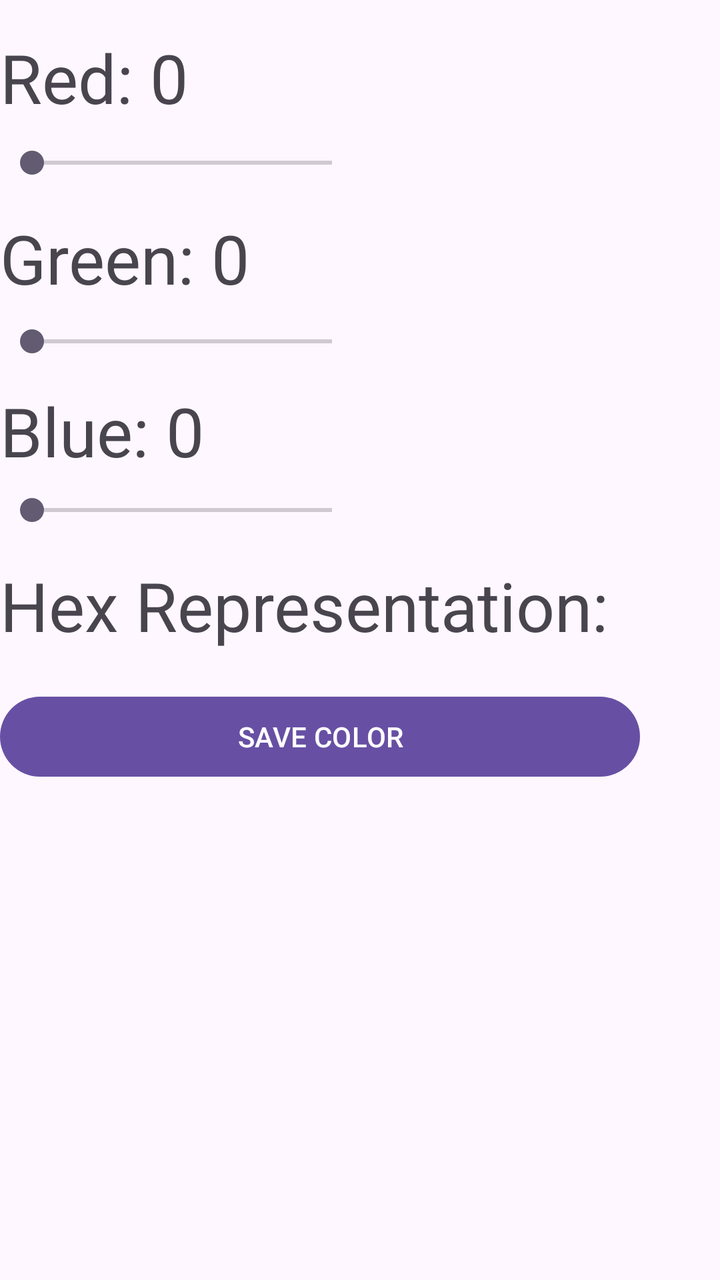
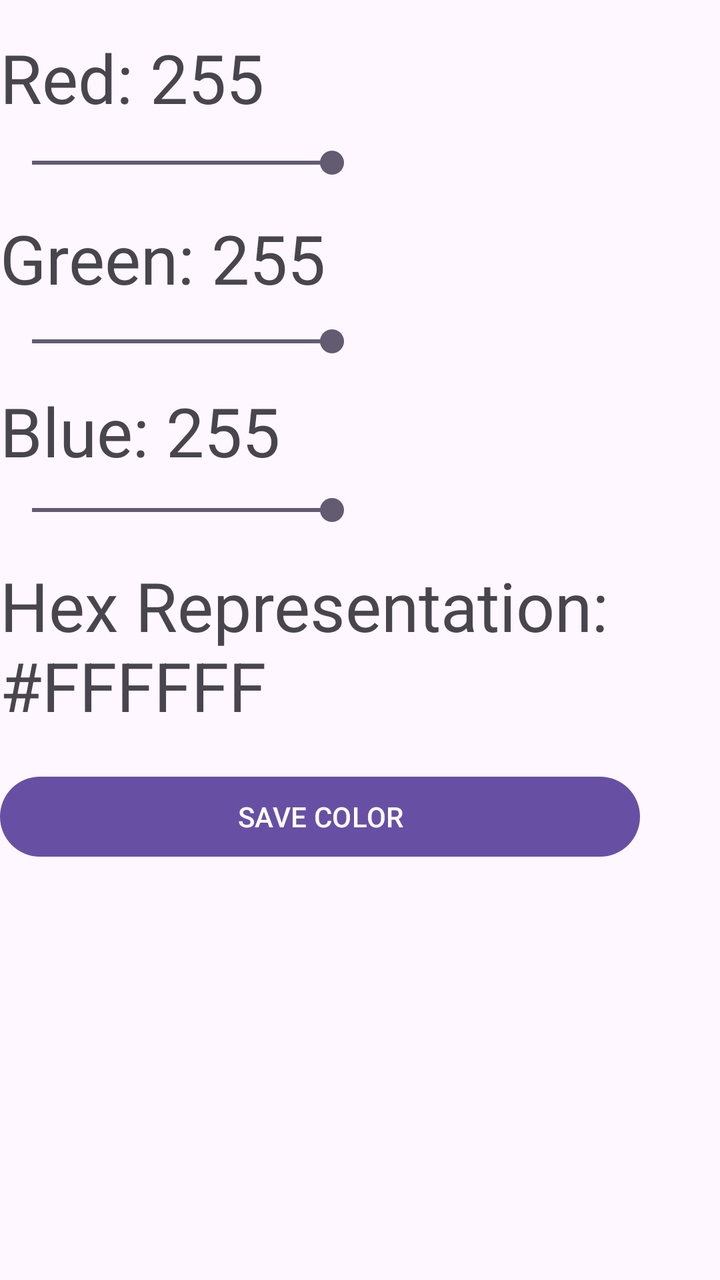

Two renders of the same Android screen: before a commit and after it. Below are the layout's source before the change and the commit's diff.
<!-- AndroidManifest.xml: application theme Theme.Homework01_Program1 -->
<!-- res/layout/activity_main.xml -->
<?xml version="1.0" encoding="utf-8"?>
<androidx.constraintlayout.widget.ConstraintLayout xmlns:android="http://schemas.android.com/apk/res/android"
    xmlns:app="http://schemas.android.com/apk/res-auto"
    xmlns:tools="http://schemas.android.com/tools"
    android:id="@+id/main"
    android:layout_width="match_parent"
    android:layout_height="match_parent"
    tools:context=".MainActivity">

    <TextView
        android:id="@+id/tv_v_hexNum"
        android:layout_width="wrap_content"
        android:layout_height="wrap_content"
        android:layout_marginBottom="19dp"
        android:text="Hex Representation:"
        android:textSize="34sp"
        app:layout_constraintBottom_toTopOf="@+id/btn_v_saveColor"
        app:layout_constraintStart_toStartOf="parent"
        app:layout_constraintTop_toBottomOf="@+id/sb_v_blue" />

    <SeekBar
        android:id="@+id/sb_v_blue"
        android:layout_width="182dp"
        android:layout_height="wrap_content"
        android:layout_marginBottom="16dp"
        app:layout_constraintBottom_toTopOf="@+id/tv_v_hexNum"
        app:layout_constraintStart_toStartOf="parent"
        app:layout_constraintTop_toBottomOf="@+id/tv_v_blue"
        tools:visibility="visible" />

    <SeekBar
        android:id="@+id/sb_v_green"
        android:layout_width="182dp"
        android:layout_height="wrap_content"
        android:layout_marginBottom="13dp"
        app:layout_constraintBottom_toTopOf="@+id/tv_v_blue"
        app:layout_constraintEnd_toEndOf="@+id/sb_v_blue"
        app:layout_constraintStart_toStartOf="parent"
        app:layout_constraintTop_toBottomOf="@+id/tv_v_green"
        tools:visibility="visible" />

    <SeekBar
        android:id="@+id/sb_v_red"
        android:layout_width="182dp"
        android:layout_height="wrap_content"
        android:layout_marginBottom="16dp"
        android:max="255"
        app:layout_constraintBottom_toTopOf="@+id/tv_v_green"
        app:layout_constraintEnd_toEndOf="@+id/sb_v_green"
        app:layout_constraintStart_toStartOf="parent"
        app:layout_constraintTop_toBottomOf="@+id/tv_v_red"
        tools:visibility="visible" />

    <TextView
        android:id="@+id/tv_v_red"
        android:layout_width="wrap_content"
        android:layout_height="wrap_content"
        android:layout_marginTop="16dp"
        android:layout_marginBottom="11dp"
        android:text="Red: 0"
        android:textSize="34sp"
        app:layout_constraintBottom_toTopOf="@+id/sb_v_red"
        app:layout_constraintStart_toStartOf="parent"
        app:layout_constraintTop_toTopOf="parent" />

    <TextView
        android:id="@+id/tv_v_green"
        android:layout_width="wrap_content"
        android:layout_height="wrap_content"
        android:layout_marginBottom="10dp"
        android:text="Green: 0"
        android:textSize="34sp"
        app:layout_constraintBottom_toTopOf="@+id/sb_v_green"
        app:layout_constraintStart_toStartOf="parent"
        app:layout_constraintTop_toBottomOf="@+id/sb_v_red" />

    <TextView
        android:id="@+id/tv_v_blue"
        android:layout_width="wrap_content"
        android:layout_height="wrap_content"
        android:layout_marginBottom="8dp"
        android:text="Blue: 0"
        android:textSize="34sp"
        app:layout_constraintBottom_toTopOf="@+id/sb_v_blue"
        app:layout_constraintStart_toStartOf="parent"
        app:layout_constraintTop_toBottomOf="@+id/sb_v_green" />

    <Button
        android:id="@+id/btn_v_saveColor"
        android:layout_width="320dp"
        android:layout_height="wrap_content"
        android:layout_marginBottom="8dp"
        android:text="SAVE COLOR"
        app:layout_constraintBottom_toTopOf="@+id/lv_v_listOfColors"
        app:layout_constraintStart_toStartOf="parent"
        app:layout_constraintTop_toBottomOf="@+id/tv_v_hexNum" />

    <ListView
        android:id="@+id/lv_v_listOfColors"
        android:layout_width="0dp"
        android:layout_height="0dp"
        android:layout_marginBottom="3dp"
        app:layout_constraintBottom_toBottomOf="parent"
        app:layout_constraintEnd_toEndOf="parent"
        app:layout_constraintStart_toStartOf="parent"
        app:layout_constraintTop_toBottomOf="@+id/btn_v_saveColor" />

</androidx.constraintlayout.widget.ConstraintLayout>
<!-- resources referenced by this layout -->
<resources>
  <style name="Theme.Homework01_Program1" parent="Base.Theme.Homework01_Program1" />
  <style name="Base.Theme.Homework01_Program1" parent="Theme.Material3.DayNight.NoActionBar">
          
          
      </style>
</resources>

<!-- the commit's change to res/layout/activity_main.xml (unified diff, before → after) -->
@@ -12,7 +12,7 @@
         android:layout_width="wrap_content"
         android:layout_height="wrap_content"
         android:layout_marginBottom="19dp"
-        android:text="Hex Representation:"
+        android:text="Hex Representation: #FFFFFF"
         android:textSize="34sp"
         app:layout_constraintBottom_toTopOf="@+id/btn_v_saveColor"
         app:layout_constraintStart_toStartOf="parent"
@@ -23,6 +23,7 @@
         android:layout_width="182dp"
         android:layout_height="wrap_content"
         android:layout_marginBottom="16dp"
+        android:progress="255"
         app:layout_constraintBottom_toTopOf="@+id/tv_v_hexNum"
         app:layout_constraintStart_toStartOf="parent"
         app:layout_constraintTop_toBottomOf="@+id/tv_v_blue"
@@ -33,6 +34,7 @@
         android:layout_width="182dp"
         android:layout_height="wrap_content"
         android:layout_marginBottom="13dp"
+        android:progress="255"
         app:layout_constraintBottom_toTopOf="@+id/tv_v_blue"
         app:layout_constraintEnd_toEndOf="@+id/sb_v_blue"
         app:layout_constraintStart_toStartOf="parent"
@@ -45,6 +47,7 @@
         android:layout_height="wrap_content"
         android:layout_marginBottom="16dp"
         android:max="255"
+        android:progress="255"
         app:layout_constraintBottom_toTopOf="@+id/tv_v_green"
         app:layout_constraintEnd_toEndOf="@+id/sb_v_green"
         app:layout_constraintStart_toStartOf="parent"
@@ -57,7 +60,7 @@
         android:layout_height="wrap_content"
         android:layout_marginTop="16dp"
         android:layout_marginBottom="11dp"
-        android:text="Red: 0"
+        android:text="Red: 255"
         android:textSize="34sp"
         app:layout_constraintBottom_toTopOf="@+id/sb_v_red"
         app:layout_constraintStart_toStartOf="parent"
@@ -68,7 +71,7 @@
         android:layout_width="wrap_content"
         android:layout_height="wrap_content"
         android:layout_marginBottom="10dp"
-        android:text="Green: 0"
+        android:text="Green: 255"
         android:textSize="34sp"
         app:layout_constraintBottom_toTopOf="@+id/sb_v_green"
         app:layout_constraintStart_toStartOf="parent"
@@ -79,7 +82,7 @@
         android:layout_width="wrap_content"
         android:layout_height="wrap_content"
         android:layout_marginBottom="8dp"
-        android:text="Blue: 0"
+        android:text="Blue: 255"
         android:textSize="34sp"
         app:layout_constraintBottom_toTopOf="@+id/sb_v_blue"
         app:layout_constraintStart_toStartOf="parent"
